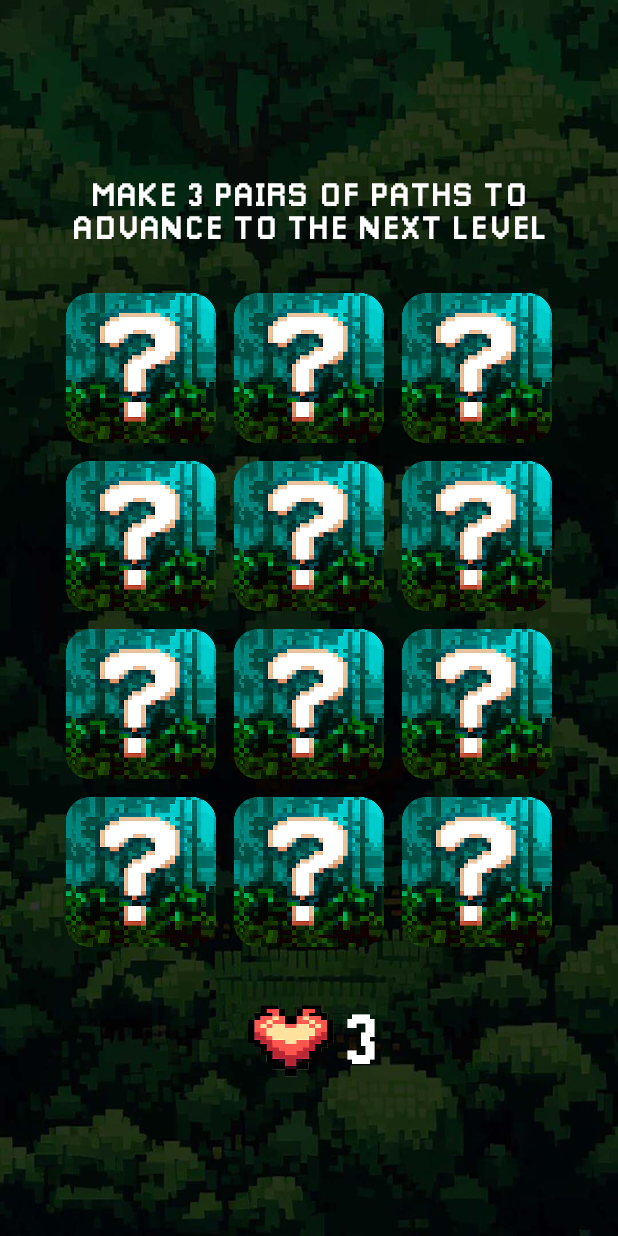
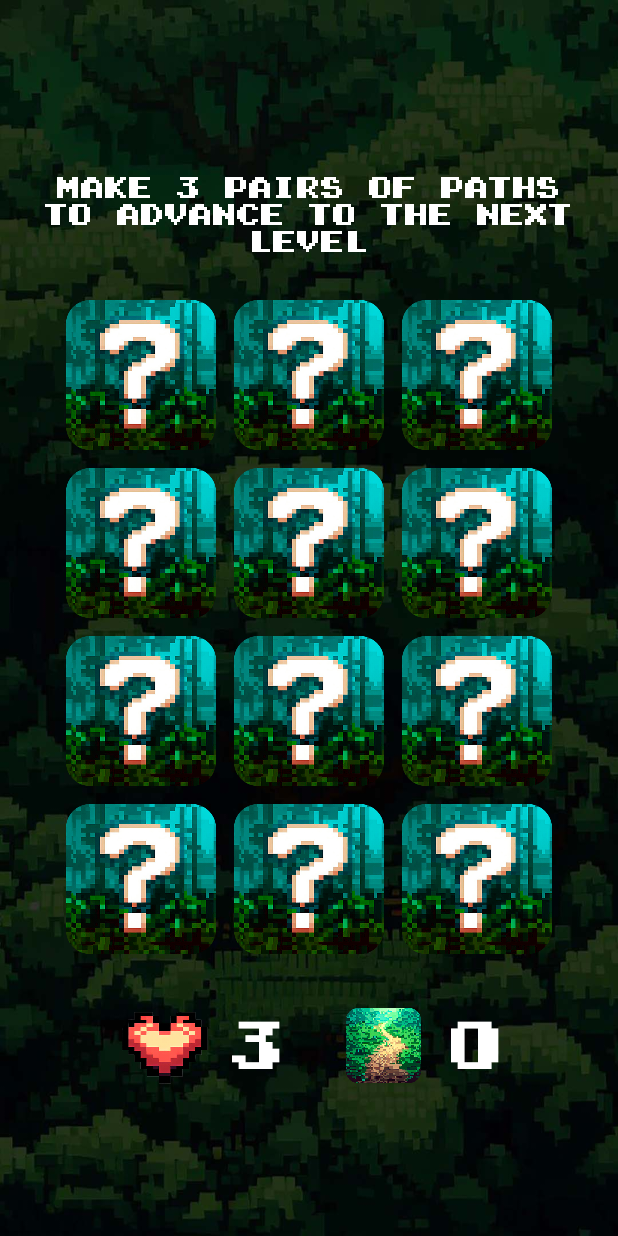
Before and after one commit to marvinwanzuita/memory-game-rpg, an Android app: the screen it shows after launch (Florest1 before the commit, Florest2 after it), on a phone screen of 412 x 824 dp. Run offline under Robolectric (Android 15) with nearby library versions, the phone set to English and light mode, and no system bars.

Commit message:
Completed game logic. Forest2 completed activity and layout.

```diff
--- a/app/src/main/java/com/mawit/memorygamerpg/MainActivity.kt
+++ b/app/src/main/java/com/mawit/memorygamerpg/MainActivity.kt
@@ -20,8 +20,7 @@ class MainActivity : AppCompatActivity() {
         setContentView(binding.root)
 
 
-        startActivity(Intent(this, Florest1::class.java))
-        finish()
+
 
 
     }
--- a/app/src/main/java/com/mawit/memorygamerpg/memorycard/MemoryCard.kt
+++ b/app/src/main/java/com/mawit/memorygamerpg/memorycard/MemoryCard.kt
@@ -1,7 +1,7 @@
 package com.mawit.memorygamerpg.memorycard
 
 data class MemoryCard(
-    val identifier: Int,
+    var identifier: Int,
     var isFaceUp: Boolean = false,
     var isMatched: Boolean = false
 )
--- /dev/null
+++ b/app/src/main/java/com/mawit/memorygamerpg/views/Florest2.kt
@@ -0,0 +1,188 @@
+package com.mawit.memorygamerpg.views
+
+import android.content.Intent
+import android.os.Bundle
+import android.widget.ImageButton
+import android.widget.ImageView
+import android.widget.TextView
+import android.widget.Toast
+import androidx.appcompat.app.AlertDialog
+import androidx.appcompat.app.AppCompatActivity
+import com.mawit.memorygamerpg.MainActivity
+import com.mawit.memorygamerpg.R
+import com.mawit.memorygamerpg.R.drawable.*
+import com.mawit.memorygamerpg.databinding.ActivityFlorest2Binding
+import com.mawit.memorygamerpg.memorycard.MemoryCard
+
+
+class Florest2 : AppCompatActivity() {
+
+    private lateinit var binding : ActivityFlorest2Binding
+    private lateinit var buttons: List<ImageView>
+    private lateinit var cards: List<MemoryCard>
+    private lateinit var images: MutableList<Int>
+    private var indexOfSingleSelectedCard: Int? = null
+    var totalCardsTurned = 0
+    var txtLifesInt = 3
+    var txtTrailInt = 0
+
+    override fun onCreate(savedInstanceState: Bundle?) {
+        super.onCreate(savedInstanceState)
+        binding = ActivityFlorest2Binding.inflate(layoutInflater)
+        setContentView(binding.root)
+
+        var img1 = binding.btn1
+        var img2 = binding.btn2
+        var img3 = binding.btn3
+        var img4 = binding.btn4
+        var img5 = binding.btn5
+        var img6 = binding.btn6
+        var img7 = binding.btn7
+        var img8 = binding.btn8
+        var img9 = binding.btn9
+        var img10 = binding.btn10
+        var img11 = binding.btn11
+        var img12 = binding.btn12
+
+        var txtlifes = binding.txtLifes
+        var txtTrail = binding.txtTrail
+
+        txtlifes.text = "3"
+        txtTrail.text = "0"
+
+
+
+        images = mutableListOf(goblin, tree, heart, trail, trail, trail)
+        images.addAll(images)
+        images.shuffle()
+
+        buttons = listOf(img1, img2, img3, img4, img5, img6, img7, img8, img9, img10, img11, img12)
+
+        cards = buttons.indices.map { index ->
+            MemoryCard(images[index])
+        }
+
+        buttons.forEachIndexed { index, button ->
+            button.setOnClickListener {
+                updateModels(index, txtlifes, txtTrail)
+                updateViews()
+
+            }
+        }
+    }
+
+    private fun updateViews() {
+
+        cards.forEachIndexed { index, card ->
+            var button = buttons[index]
+            if (card.isMatched){
+                button.alpha = 0.2f
+            }
+
+            if (card.isFaceUp){
+                button.setImageResource(images[index])
+
+            }  else {
+                button.setImageResource(interrogation)
+            }
+        }
+
+    }
+
+    private fun updateModels(position: Int, txtLifes: TextView, txtTrail: TextView) {
+        val card = cards[position]
+
+        if (card.isFaceUp){
+            Toast.makeText(this, "Card is already turned!", Toast.LENGTH_SHORT).show()
+            return
+        }
+
+        if (indexOfSingleSelectedCard == null){
+            restoreCards()
+            indexOfSingleSelectedCard = position
+        } else {
+            checkForMatch(indexOfSingleSelectedCard!!, position, txtLifes, txtTrail)
+            indexOfSingleSelectedCard = null
+        }
+
+        card.isFaceUp = !card.isFaceUp
+    }
+
+    private fun restoreCards() {
+        for (card in cards){
+            if (!card.isMatched){
+                card.isFaceUp = false
+            }
+        }
+    }
+
+    private fun checkForMatch(position1: Int, position2: Int, txtLifes: TextView, txtTrail: TextView) {
+        if (cards[position1].identifier == cards[position2].identifier){
+            cards[position1].isMatched = true
+            cards[position2].isMatched = true
+            totalCardsTurned += 2
+
+            when(cards[position1].identifier){
+                trail -> {
+                    txtTrailInt += 2
+                    txtTrail.text = txtTrailInt.toString()
+                }
+                goblin -> {
+                    txtLifesInt -= 1
+                    txtLifes.text = txtLifesInt.toString()
+                }
+                heart -> {
+                    txtLifesInt++
+                    txtLifes.text = txtLifesInt.toString()
+                }
+                tree -> {
+                    txtLifesInt -= 2
+                    txtLifes.text = txtLifesInt.toString()
+                }
+            }
+
+            if (txtTrailInt == 6){
+                alertNextPhase()
+            }
+            if (txtLifesInt <= 0){
+                alertGameOver()
+            }
+        }
+    }
+
+    fun alertGameOver(){
+
+        val alertBuilder = AlertDialog.Builder(this)
+
+        val view = layoutInflater.inflate(R.layout.alert_dialog_florest_gameover, null)
+        alertBuilder.setView(view)
+
+        val btnOK = view.findViewById<ImageButton>(R.id.btnOK)
+        btnOK.setOnClickListener {
+            startActivity(Intent(this, MainActivity::class.java))
+            finish()
+        }
+
+        val alertDialog = alertBuilder.create()
+        alertDialog.show()
+    }
+
+    fun alertNextPhase(){
+
+        val alertBuilder = AlertDialog.Builder(this)
+
+        val view = layoutInflater.inflate(R.layout.alert_dialog_next_phase, null)
+        alertBuilder.setView(view)
+
+        val btnOK = view.findViewById<ImageButton>(R.id.btnOK)
+        btnOK.setOnClickListener {
+            startActivity(Intent(this, MainActivity::class.java))
+            finish()
+        }
+
+        val alertDialog = alertBuilder.create()
+        alertDialog.show()
+    }
+
+
+}
--- /dev/null
+++ b/app/src/main/res/layout/activity_florest2.xml
@@ -0,0 +1,154 @@
+<?xml version="1.0" encoding="utf-8"?>
+<LinearLayout xmlns:android="http://schemas.android.com/apk/res/android"
+    xmlns:app="http://schemas.android.com/apk/res-auto"
+    xmlns:tools="http://schemas.android.com/tools"
+    android:layout_width="match_parent"
+    android:layout_height="match_parent"
+    android:background="@drawable/floresta_fundo"
+    android:gravity="center_vertical"
+    android:orientation="vertical"
+    tools:context=".views.Florest2">
+
+
+    <TextView
+        android:layout_width="wrap_content"
+        android:layout_height="wrap_content"
+        android:layout_margin="24dp"
+        android:fontFamily="@font/super_mario"
+        android:gravity="center"
+        android:text="Make 3 pairs of paths to advance to the next level"
+        android:textAllCaps="true"
+        android:textColor="@color/white"
+        android:textSize="16dp" />
+
+    <LinearLayout
+        android:layout_width="match_parent"
+        android:layout_height="wrap_content"
+        android:gravity="center_horizontal"
+        android:orientation="horizontal">
+
+        <ImageView
+            android:id="@+id/btn1"
+            style="@style/ImageButton_Interrogation" />
+
+        <ImageView
+            android:id="@+id/btn2"
+            style="@style/ImageButton_Interrogation" />
+
+        <ImageView
+            android:id="@+id/btn3"
+
+            style="@style/ImageButton_Interrogation" />
+
+
+    </LinearLayout>
+
+    <LinearLayout
+        android:layout_width="match_parent"
+        android:layout_height="wrap_content"
+        android:gravity="center_horizontal"
+        android:orientation="horizontal">
+
+        <ImageView
+            android:id="@+id/btn4"
+            style="@style/ImageButton_Interrogation" />
+
+        <ImageView
+            android:id="@+id/btn5"
+            style="@style/ImageButton_Interrogation" />
+
+        <ImageView
+            android:id="@+id/btn6"
+            style="@style/ImageButton_Interrogation" />
+
+    </LinearLayout>
+
+    <LinearLayout
+        android:layout_width="match_parent"
+        android:layout_height="wrap_content"
+        android:gravity="center_horizontal"
+        android:orientation="horizontal">
+
+        <ImageView
+            android:id="@+id/btn7"
+            style="@style/ImageButton_Interrogation" />
+
+        <ImageView
+            android:id="@+id/btn8"
+            style="@style/ImageButton_Interrogation" />
+
+        <ImageView
+            android:id="@+id/btn9"
+            style="@style/ImageButton_Interrogation" />
+
+    </LinearLayout>
+
+    <LinearLayout
+        android:layout_width="match_parent"
+        android:layout_height="wrap_content"
+        android:gravity="center_horizontal"
+        android:orientation="horizontal">
+
+        <ImageView
+            android:id="@+id/btn10"
+            style="@style/ImageButton_Interrogation" />
+
+        <ImageView
+            android:id="@+id/btn11"
+            style="@style/ImageButton_Interrogation" />
+
+        <ImageView
+            android:id="@+id/btn12"
+            style="@style/ImageButton_Interrogation" />
+
+    </LinearLayout>
+
+    <LinearLayout
+        android:layout_width="match_parent"
+        android:layout_height="wrap_content"
+        android:layout_marginTop="20dp"
+        android:gravity="center_horizontal"
+        android:orientation="horizontal"
+        >
+
+        <ImageView
+            android:layout_width="70dp"
+            android:layout_height="70dp"
+            android:src="@drawable/life"
+            />
+
+
+        <TextView
+            android:id="@+id/txtLifes"
+            android:layout_width="wrap_content"
+            android:layout_height="wrap_content"
+            android:fontFamily="@font/super_mario"
+            android:text="3"
+            android:layout_gravity="center_vertical"
+            android:textColor="@color/white"
+            android:textSize="36sp"
+            android:layout_marginStart="10dp"/>
+
+        <ImageView
+            android:layout_width="50dp"
+            android:layout_height="50dp"
+            android:layout_gravity="center_vertical"
+            android:src="@drawable/trail_counter"
+            android:layout_marginStart="40dp"/>
+
+
+        <TextView
+            android:id="@+id/txtTrail"
+            android:layout_width="wrap_content"
+            android:layout_height="wrap_content"
+            android:fontFamily="@font/super_mario"
+            android:text="0"
+            android:layout_gravity="center_vertical"
+            android:textColor="@color/white"
+            android:textSize="36sp"
+            android:layout_marginStart="20dp"/>
+
+
+    </LinearLayout>
+
+</LinearLayout>
--- a/app/src/main/res/values/colors.xml
+++ b/app/src/main/res/values/colors.xml
@@ -2,4 +2,6 @@
 <resources>
     <color name="black">#FF000000</color>
     <color name="white">#FFFFFFFF</color>
+    <color name="red">#FD0000</color>
+    <color name="red_dark">#48131b</color>
 </resources>
--- a/app/src/main/res/values/themes.xml
+++ b/app/src/main/res/values/themes.xml
@@ -3,6 +3,10 @@
     <style name="Base.Theme.MemoryGameRPG" parent="Theme.Material3.DayNight.NoActionBar">
         <!-- Customize your light theme here. -->
         <!-- <item name="colorPrimary">@color/my_light_primary</item> -->
+
+        <item name="android:windowTranslucentStatus">true</item>
+        <item name="android:windowBackground">@android:color/transparent</item>
+        <item name="fontFamily">@font/super_mario</item>
     </style>
 
     <style name="Theme.MemoryGameRPG" parent="Base.Theme.MemoryGameRPG" />
@@ -18,5 +22,16 @@
 
     </style>
 
+    <style name="ImageButton_Interrogation">
+
+        <item name="android:layout_gravity">center</item>
+        <item name="android:layout_width">100dp</item>
+        <item name="android:layout_height">100dp</item>
+        <item name="android:layout_margin">6dp</item>
+        <item name="elevation">10dp</item>
+        <item name="android:background">@drawable/interrogation</item>
+
+    </style>
+
 
 </resources>
```
Also changed, not shown: app/src/main/AndroidManifest.xml (+7 -1 lines), app/src/main/java/com/mawit/memorygamerpg/views/Florest1.kt (+5 -2 lines), app/src/main/java/com/mawit/memorygamerpg/views/Florest3.kt (added, +80 -0 lines), app/src/main/res/layout/activity_florest3.xml (added, +161 -0 lines), app/src/main/res/layout/activity_main.xml (+8 -2 lines), app/src/main/res/layout/alert_dialog_florest_gameover.xml (added, +54 -0 lines), app/src/main/res/layout/alert_dialog_next_phase.xml (added, +54 -0 lines), app/src/main/res/drawable/back_button.png (added), app/src/main/res/drawable/back_florest_dialog.jpg (added), app/src/main/res/drawable/button_ok.png (added), app/src/main/res/drawable/plus_1_heart.png, app/src/main/res/drawable/trail_counter.png (added), app/src/main/res/font/super_mario.ttf (added).
